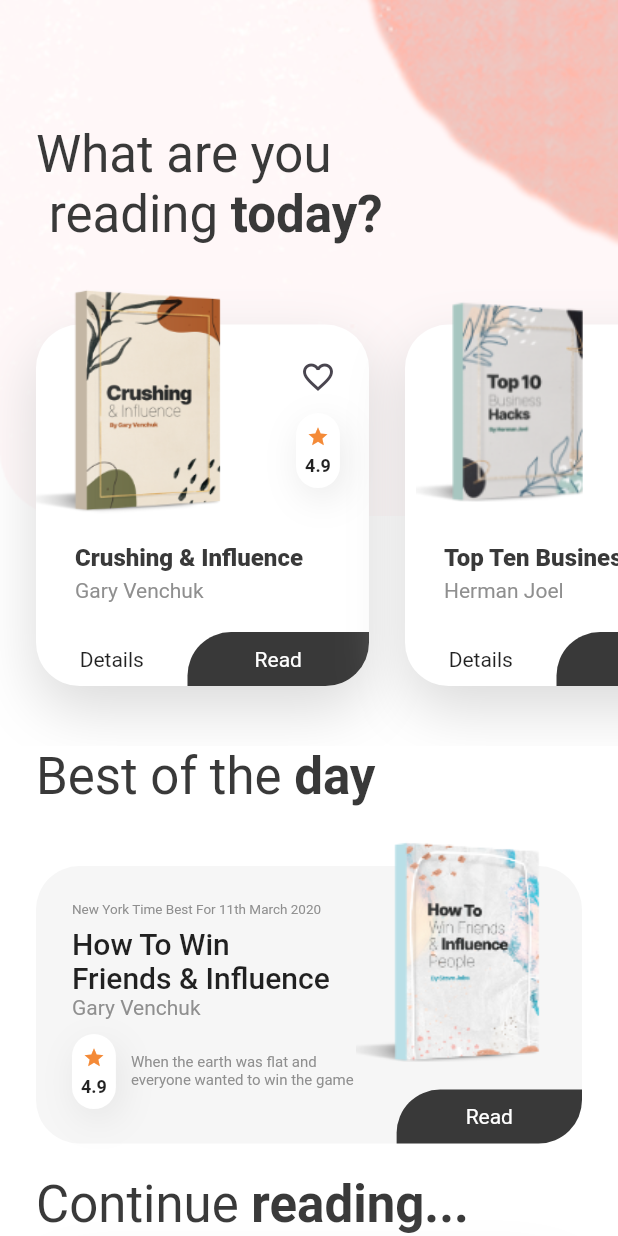
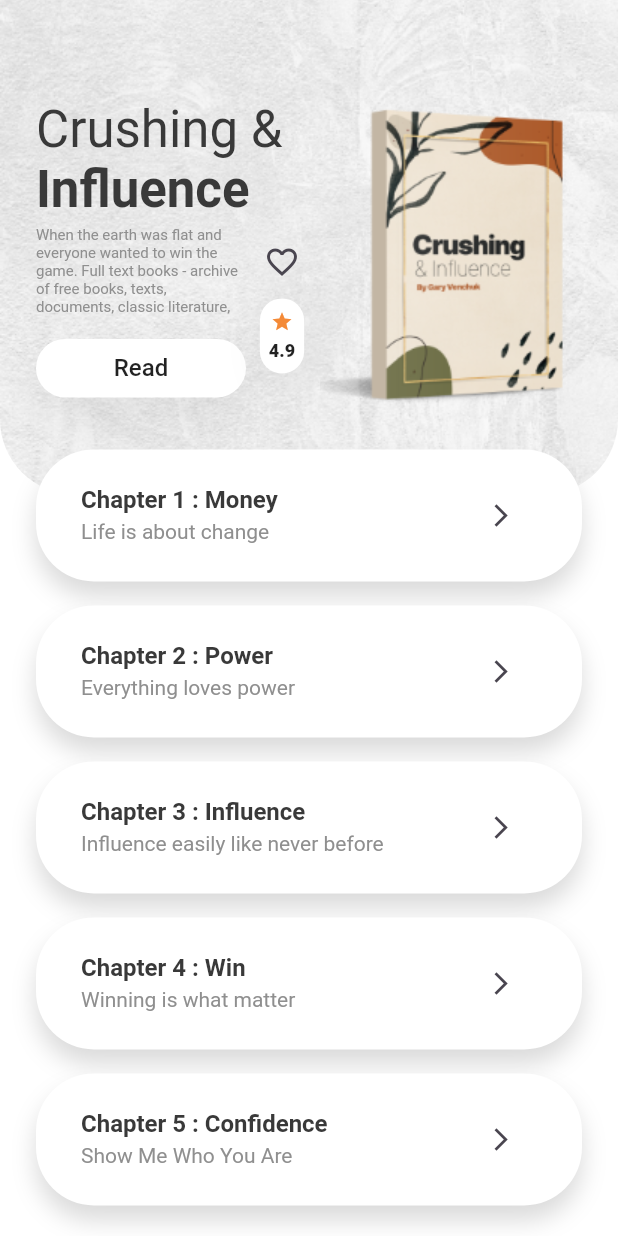
Before and after one commit to AbdulRahmanMudasser/Flutter-flamingo-EBook-Reader, a Flutter app: the HomePage screen opened directly, after a tap on "Details", on a phone screen of 412 x 824 dp. Run offline on Flutter 3.47's test engine with Material 2 defaults, Android fonts, the phone set to English and light mode, and no system bars.

Commit message:
Book Details Page Completed

```diff
--- /dev/null
+++ b/lib/components/widgets/details_page/book_info.dart
@@ -0,0 +1,80 @@
+import 'package:flutter/material.dart';
+
+import '../../../config/app_assets.dart';
+import '../../../config/app_colors.dart';
+import '../../../config/app_strings.dart';
+import '../home_page/book_rating.dart';
+import '../reusable_button.dart';
+
+class BookInfo extends StatelessWidget {
+  const BookInfo({
+    super.key,
+  });
+
+  @override
+  Widget build(BuildContext context) {
+    return Row(
+      children: [
+        Expanded(
+          child: Column(
+            crossAxisAlignment: CrossAxisAlignment.start,
+            children: [
+              Text(
+                AppStrings.crushing,
+                style: Theme.of(context).textTheme.headlineMedium,
+              ),
+              Text(
+                AppStrings.influence,
+                style: Theme.of(context).textTheme.headlineMedium!.copyWith(fontWeight: FontWeight.bold),
+              ),
+              const SizedBox(
+                height: 5,
+              ),
+              Row(
+                crossAxisAlignment: CrossAxisAlignment.start,
+                children: [
+                  Expanded(
+                    child: Column(
+                      children: [
+                        const Text(
+                          AppStrings.desc,
+                          maxLines: 5,
+                          style: TextStyle(
+                            fontSize: 10,
+                            color: AppColors.kLightBlackColor,
+                          ),
+                        ),
+                        const SizedBox(
+                          height: 5,
+                        ),
+                        ReusableButton(
+                          text: AppStrings.read,
+                          onTap: () {},
+                          verticalPadding: 10,
+                        ),
+                      ],
+                    ),
+                  ),
+                  Column(
+                    crossAxisAlignment: CrossAxisAlignment.center,
+                    children: [
+                      IconButton(
+                        onPressed: () {},
+                        icon: const Icon(Icons.favorite_border),
+                      ),
+                      const BookRating(rating: 4.9),
+                    ],
+                  ),
+                ],
+              ),
+            ],
+          ),
+        ),
+        Image.asset(
+          AppAssets.book1,
+          height: 200,
+        ),
+      ],
+    );
+  }
+}
--- /dev/null
+++ b/lib/components/widgets/details_page/chapter_card.dart
@@ -0,0 +1,72 @@
+import 'package:flutter/material.dart';
+
+import '../../../config/app_colors.dart';
+
+class ChapterCard extends StatelessWidget {
+  const ChapterCard({
+    super.key,
+    required this.name,
+    required this.tag,
+    required this.onTap,
+  });
+
+  final String name;
+  final String tag;
+  final GestureTapCallback onTap;
+
+  @override
+  Widget build(BuildContext context) {
+    final Size size = MediaQuery.of(context).size;
+
+    return Container(
+      padding: const EdgeInsets.symmetric(vertical: 20, horizontal: 30),
+      decoration: BoxDecoration(
+        color: Colors.white,
+        borderRadius: BorderRadius.circular(38.5),
+        boxShadow: [
+          BoxShadow(
+            offset: const Offset(0, 10),
+            blurRadius: 13,
+            color: const Color(0xffD3D3D3).withOpacity(0.84),
+          ),
+        ],
+      ),
+      width: size.width - 48,
+      margin: const EdgeInsets.only(bottom: 16),
+      child: Row(
+        // mainAxisAlignment: MainAxisAlignment.spaceBetween,
+        children: [
+          RichText(
+            text: TextSpan(
+              children: [
+                TextSpan(
+                  text: "$name\n",
+                  style: const TextStyle(
+                    fontSize: 16,
+                    color: AppColors.kBlackColor,
+                    fontWeight: FontWeight.bold,
+                  ),
+                ),
+                TextSpan(
+                  text: tag,
+                  style: const TextStyle(
+                    color: AppColors.kLightBlackColor,
+                    height: 1.5,
+                  ),
+                )
+              ],
+            ),
+          ),
+          const Spacer(),
+          IconButton(
+            onPressed: onTap,
+            icon: const Icon(
+              Icons.arrow_forward_ios,
+              size: 18,
+            ),
+          ),
+        ],
+      ),
+    );
+  }
+}
--- /dev/null
+++ b/lib/components/widgets/details_page/sections/chapters_list.dart
@@ -0,0 +1,48 @@
+import 'package:flutter/material.dart';
+
+import '../../../../config/app_strings.dart';
+import '../chapter_card.dart';
+
+class ChaptersList extends StatelessWidget {
+  const ChaptersList({
+    super.key,
+  });
+
+  @override
+  Widget build(BuildContext context) {
+    final Size size = MediaQuery.of(context).size;
+
+    return Padding(
+      padding: EdgeInsets.only(top: size.height * 0.4 - 30),
+      child: Column(
+        children: [
+          ChapterCard(
+            name: AppStrings.chapter1Title,
+            tag: AppStrings.chapter1SubTitle,
+            onTap: () {},
+          ),
+          ChapterCard(
+            name: AppStrings.chapter2Title,
+            tag: AppStrings.chapter2SubTitle,
+            onTap: () {},
+          ),
+          ChapterCard(
+            name: AppStrings.chapter3Title,
+            tag: AppStrings.chapter3SubTitle,
+            onTap: () {},
+          ),
+          ChapterCard(
+            name: AppStrings.chapter4Title,
+            tag: AppStrings.chapter4SubTitle,
+            onTap: () {},
+          ),
+          ChapterCard(
+            name: AppStrings.chapter5Title,
+            tag: AppStrings.chapter5SubTitle,
+            onTap: () {},
+          ),
+        ],
+      ),
+    );
+  }
+}
--- /dev/null
+++ b/lib/components/widgets/details_page/you_might_also_like_card.dart
@@ -0,0 +1,85 @@
+import 'package:flutter/material.dart';
+
+import '../../../config/app_assets.dart';
+import '../../../config/app_colors.dart';
+import '../../../config/app_strings.dart';
+import '../home_page/book_rating.dart';
+import '../reusable_button.dart';
+
+class YouMightAlsoLike extends StatelessWidget {
+  const YouMightAlsoLike({
+    super.key,
+  });
+
+  @override
+  Widget build(BuildContext context) {
+    return Padding(
+      padding: const EdgeInsets.symmetric(horizontal: 24),
+      child: Stack(
+        children: [
+          const SizedBox(
+            height: 185,
+            width: double.infinity,
+          ),
+          Positioned(
+            bottom: 0,
+            left: 0,
+            right: 0,
+            child: Container(
+              padding: const EdgeInsets.only(left: 24, top: 24, right: 150),
+              height: 165,
+              width: double.infinity,
+              decoration: BoxDecoration(
+                borderRadius: BorderRadius.circular(29),
+                color: const Color(0xffFFF8F9).withOpacity(0.75),
+              ),
+              child:  Column(
+                crossAxisAlignment: CrossAxisAlignment.start,
+                children: [
+                  const Text(
+                    "How To Win \nFriends & Influence",
+                    style: TextStyle(
+                      fontSize: 18,
+                      fontWeight: FontWeight.w600,
+                    ),
+                  ),
+                  const SizedBox(
+                    height: 5,
+                  ),
+                  const Text(
+                    AppStrings.book1Author,
+                    style: TextStyle(color: AppColors.kLightBlackColor),
+                  ),
+                  const Spacer(),
+                  Row(
+                    children: [
+                      const BookRating(rating: 4.9),
+                      const SizedBox(
+                        width: 20,
+                      ),
+                      Expanded(
+                        child: ReusableButton(
+                          text: AppStrings.read,
+                          onTap: () {},
+                          verticalPadding: 10,
+                        ),
+                      ),
+                    ],
+                  )
+                ],
+              ),
+            ),
+          ),
+          Positioned(
+            right: 0,
+            top: 0,
+            child: Image.asset(
+              AppAssets.book3,
+              width: 150,
+            ),
+          ),
+        ],
+      ),
+    );
+  }
+}
--- a/lib/components/widgets/home_page/book_rating.dart
+++ b/lib/components/widgets/home_page/book_rating.dart
@@ -38,7 +38,7 @@
             rating.toString(),
             style: const TextStyle(
               fontSize: 12,
-              fontWeight: FontWeight.bold,
+              fontWeight: FontWeight.w900,
             ),
           )
         ],
--- a/lib/components/widgets/home_page/reusable_rich_text.dart
+++ b/lib/components/widgets/home_page/reusable_rich_text.dart
@@ -5,10 +5,12 @@
     super.key,
     required this.firstText,
     required this.secondText,
+    this.headlineMedium = false,
   });
 
   final String firstText;
   final String secondText;
+  final bool headlineMedium;
 
   @override
   Widget build(BuildContext context) {
@@ -16,7 +18,7 @@
       padding: const EdgeInsets.symmetric(horizontal: 24),
       child: RichText(
         text: TextSpan(
-          style: Theme.of(context).textTheme.headlineMedium,
+          style: headlineMedium ? Theme.of(context).textTheme.headlineMedium : Theme.of(context).textTheme.headlineSmall,
           children: [
             TextSpan(text: firstText),
             TextSpan(
--- a/lib/components/widgets/home_page/sections/what_are_you_reading_today_section.dart
+++ b/lib/components/widgets/home_page/sections/what_are_you_reading_today_section.dart
@@ -1,4 +1,5 @@
 import 'package:flutter/material.dart';
+import 'package:flutter_flamingo_ebook_reader/pages/details_section.dart';
 
 import '../../../../config/app_assets.dart';
 import '../../../../config/app_strings.dart';
@@ -18,6 +19,7 @@
         const ReusableRichText(
           firstText: AppStrings.whatAreYouReading,
           secondText: AppStrings.today,
+          headlineMedium: true,
         ),
         const SizedBox(
           height: 30,
@@ -31,7 +33,15 @@
                 title: AppStrings.book1Title,
                 author: AppStrings.book1Author,
                 rating: 4.9,
-                details: () {},
+                details: () {
+                  Navigator.of(context).push(
+                    MaterialPageRoute(
+                      builder: (context) {
+                        return const DetailsPage();
+                      },
+                    ),
+                  );
+                },
                 read: () {},
               ),
               ReadingListCard(
--- a/lib/config/app_strings.dart
+++ b/lib/config/app_strings.dart
@@ -3,7 +3,7 @@
   static const String go = "go.";
   static const String startReading = "start reading";
 
-  static const String whatAreYouReading = "What are you \n reading ";
+  static const String whatAreYouReading = "What are you \nreading ";
   static const String today = "today?";
 
   static const String details = "Details";
@@ -20,9 +20,31 @@
 
   static const String bestSeller = "New York Time Best For 11th March 2020";
   static const String howToWin = "How To Win \nFriends & Influence";
-  static const String desc = "When the earth was flat and everyone wanted to win the game";
+  static const String desc =
+      "When the earth was flat and everyone wanted to win the game. Full text books - archive of free books, texts, documents, classic literature, drama and poetry. All books free to read online.";
 
   static const String continueText = "Continue ";
   static const String reading = "reading...";
   static const String chapter7Of10 = "Chapter 7 of 10";
+
+  static const String crushing = "Crushing &";
+  static const String influence = "Influence";
+
+  static const String chapter1Title = "Chapter 1 : Money";
+  static const String chapter1SubTitle = "Life is about change";
+
+  static const String chapter2Title = "Chapter 2 : Power";
+  static const String chapter2SubTitle = "Everything loves power";
+
+  static const String chapter3Title = "Chapter 3 : Influence";
+  static const String chapter3SubTitle = "Influence easily like never before";
+
+  static const String chapter4Title = "Chapter 4 : Win";
+  static const String chapter4SubTitle = "Winning is what matter";
+
+  static const String chapter5Title = "Chapter 5 : Confidence";
+  static const String chapter5SubTitle = "Show Me Who You Are";
+
+  static const String youMightAlso = "You might also ";
+  static const String like = "like...";
 }
--- /dev/null
+++ b/lib/pages/details_section.dart
@@ -0,0 +1,72 @@
+import 'package:flutter/material.dart';
+import 'package:flutter_flamingo_ebook_reader/components/widgets/home_page/reusable_rich_text.dart';
+import 'package:flutter_flamingo_ebook_reader/config/app_assets.dart';
+import 'package:flutter_flamingo_ebook_reader/config/app_strings.dart';
+
+import '../components/widgets/details_page/book_info.dart';
+import '../components/widgets/details_page/sections/chapters_list.dart';
+import '../components/widgets/details_page/you_might_also_like_card.dart';
+
+class DetailsPage extends StatelessWidget {
+  const DetailsPage({super.key});
+
+  @override
+  Widget build(BuildContext context) {
+    final Size size = MediaQuery.of(context).size;
+
+    return Scaffold(
+      body: SingleChildScrollView(
+        child: Column(
+          crossAxisAlignment: CrossAxisAlignment.start,
+          children: [
+            Stack(
+              alignment: Alignment.topCenter,
+              children: [
+                Container(
+                  height: size.height * 0.4,
+                  width: double.infinity,
+                  decoration: const BoxDecoration(
+                    image: DecorationImage(
+                      image: AssetImage(AppAssets.background),
+                      fit: BoxFit.fitWidth,
+                    ),
+                    borderRadius: BorderRadius.only(
+                      bottomRight: Radius.circular(50),
+                      bottomLeft: Radius.circular(50),
+                    ),
+                  ),
+                  child: Padding(
+                    padding: const EdgeInsets.only(left: 24),
+                    child: Column(
+                      children: [
+                        SizedBox(
+                          height: size.height * 0.08,
+                        ),
+                        const BookInfo(),
+                      ],
+                    ),
+                  ),
+                ),
+                const ChaptersList(),
+              ],
+            ),
+            const SizedBox(
+              height: 20,
+            ),
+            const ReusableRichText(
+              firstText: AppStrings.youMightAlso,
+              secondText: AppStrings.like,
+            ),
+            const SizedBox(
+              height: 20,
+            ),
+            const YouMightAlsoLike(),
+            const SizedBox(
+              height: 40,
+            ),
+          ],
+        ),
+      ),
+    );
+  }
+}
```
